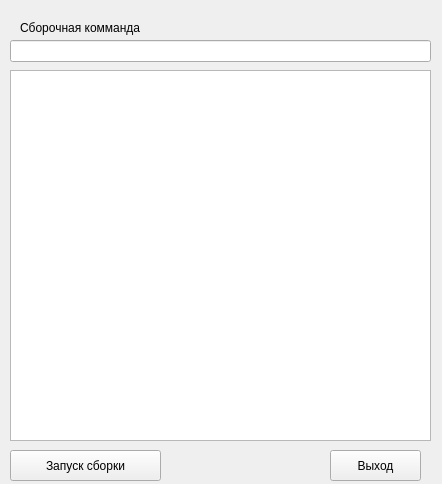
Above: mp-gui/form.ui from 150balbes/mp-gui before the change. Below: the same form after it.
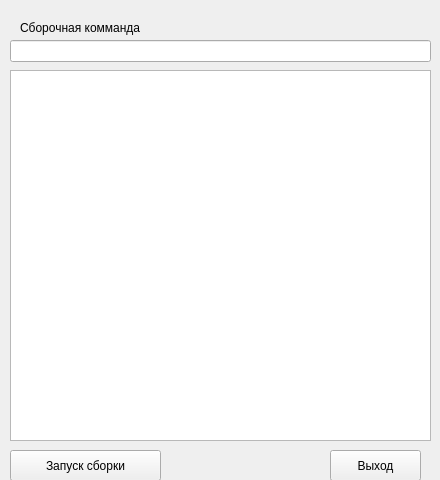
That is the form after the change.

```diff
--- a/mp-gui/form.ui
+++ b/mp-gui/form.ui
@@ -9,8 +9,8 @@
    <rect>
     <x>0</x>
     <y>0</y>
-    <width>442</width>
-    <height>484</height>
+    <width>440</width>
+    <height>480</height>
    </rect>
   </property>
   <property name="windowTitle">
```
